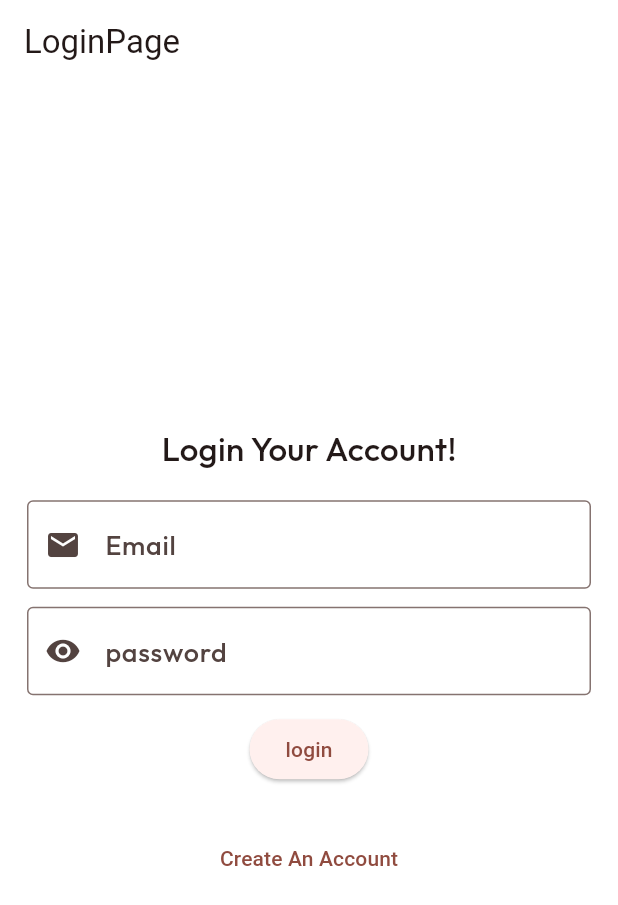
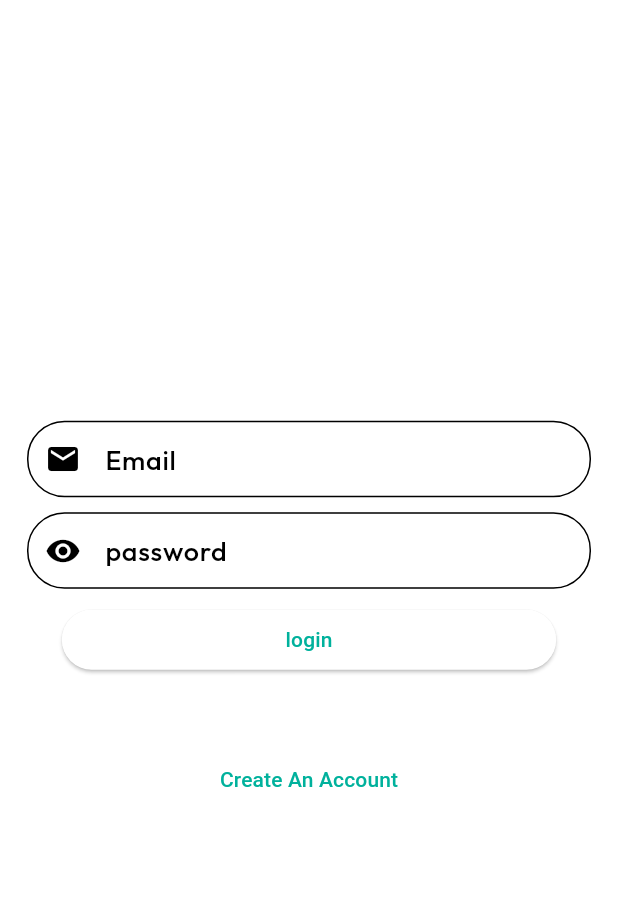
Before and after one commit to nareshved/one_chat_app, a Flutter app: the screen it shows after launch, on a phone screen of 412 x 824 dp. Shown: the top 905 px of the screen. Run offline on Flutter 3.47's test engine with Material 3 defaults, Android fonts, the phone set to English and light mode, and no system bars; our stand-ins replace animate_do, cloud_firestore, firebase_auth, firebase_core, flutter_bloc, flutter_screenutil and 1 more; accounts and stored records are empty.

Commit message:
login signup make ui fix and add dark theme later for

```diff
--- a/lib/domain/constants/app_themes/app_themes.dart
+++ b/lib/domain/constants/app_themes/app_themes.dart
@@ -2,53 +2,61 @@
 import 'package:one_chat_app/domain/constants/app_colors/app_colors.dart';
 
 var mlightTheme = ThemeData(
-  brightness: Brightness.light,
-  colorScheme: ColorScheme.fromSeed(
-    seedColor: primaryColor,
-    surface: Colors.white,
-    // primary: primaryColor,
+  useMaterial3: true,
+  colorScheme: ColorScheme.light(
+    brightness: Brightness.light,
+    primary: AppColors.lightPrimaryColor,
+    surface: AppColors.lightBgColorSurfaceColor,
+    secondaryContainer: AppColors.lightMsgBoxContainerColor,
   ),
-  useMaterial3: true,
   textTheme: const TextTheme(
     bodyLarge: TextStyle(
       fontFamily: "Outfit",
       fontSize: 18,
-      fontWeight: FontWeight.w600,
+      fontWeight: FontWeight.w500,
     ),
     bodyMedium: TextStyle(
-      fontFamily: "Outfit",
-      fontSize: 15,
-      fontWeight: FontWeight.w500,
-    ),
-    bodySmall: TextStyle(
       fontFamily: "Outfit",
       fontSize: 13,
       fontWeight: FontWeight.w400,
     ),
+    bodySmall: TextStyle(
+      fontFamily: "Outfit",
+      fontSize: 10,
+      fontWeight: FontWeight.w400,
+    ),
+  ),
+  dialogTheme: DialogThemeData(
+    backgroundColor: AppColors.lightPrimaryContainerColor,
   ),
 );
 
 // dark theme
 
 var mDarkTheme = ThemeData(
-  brightness: Brightness.dark,
+  useMaterial3: true,
+  fontFamily: "Outfit",
   colorScheme: const ColorScheme.dark(
-    primary: darkPrimaryColor,
+    brightness: Brightness.dark,
+    primary: AppColors.darkPrimaryColor,
+    surface: AppColors.darkbgSurfaceColor,
+    secondaryContainer: AppColors.darkChatMsgContainerContainerColor,
   ),
+  appBarTheme: AppBarTheme(backgroundColor: AppColors.darkAppBarColor),
   textTheme: const TextTheme(
     bodyLarge: TextStyle(
       fontFamily: "Outfit",
       fontSize: 18,
-      fontWeight: FontWeight.w600,
+      fontWeight: FontWeight.w500,
     ),
     bodyMedium: TextStyle(
       fontFamily: "Outfit",
-      fontSize: 15,
-      fontWeight: FontWeight.w500,
+      fontSize: 13,
+      fontWeight: FontWeight.w400,
     ),
     bodySmall: TextStyle(
       fontFamily: "Outfit",
-      fontSize: 13,
+      fontSize: 10,
       fontWeight: FontWeight.w400,
     ),
   ),
--- a/lib/repository/screens/auth/login_page.dart
+++ b/lib/repository/screens/auth/login_page.dart
@@ -21,25 +21,17 @@
 
   @override
   Widget build(BuildContext context) {
+    final isPage = MediaQuery.sizeOf(context);
     return Scaffold(
-      appBar: AppBar(
-        title: const Text("LoginPage"),
-      ),
       body: Form(
         key: mFormKey,
         child: Center(
             child: Padding(
           padding: const EdgeInsets.all(18.0),
           child: Column(
+            spacing: 10,
             mainAxisAlignment: MainAxisAlignment.center,
             children: [
-              const Text(
-                "Login Your Account!",
-                style: TextStyle(fontSize: 22),
-              ),
-              const SizedBox(
-                height: 19,
-              ),
               myTextField(
                 validator: (value) {
                   if (value!.isEmpty) {
@@ -51,10 +43,11 @@
                 hinttxt: "Enter Your email",
                 labelTxt: "Email",
                 preIcon: const Icon(Icons.email),
+                keyboardType: TextInputType.emailAddress,
               ),
-              const SizedBox(
-                height: 12,
-              ),
+              // const SizedBox(
+              //   height: 12,
+              // ),
               myTextField(
                 validator: (value) {
                   if (value!.isEmpty) {
@@ -66,10 +59,11 @@
                 hinttxt: "Enter Your password",
                 labelTxt: "password",
                 preIcon: const Icon(Icons.remove_red_eye),
+                keyboardType: TextInputType.visiblePassword,
               ),
-              const SizedBox(
-                height: 12,
-              ),
+              // const SizedBox(
+              //   height: 12,
+              // ),
               BlocConsumer<ChatBloc, ChatState>(
                 listener: (context, state) {
                   if (state is ChatErrorState) {
@@ -79,7 +73,9 @@
                 },
                 builder: (context, state) {
                   if (state is ChatLoadingState) {
-                    return ElevatedButton(
+                    return SizedBox(
+                      width: isPage.width * 0.8,
+                      child: ElevatedButton(
                           onPressed: () {},
                           child: const Row(
                             mainAxisAlignment: MainAxisAlignment.center,
@@ -90,10 +86,13 @@
                               ),
                               Text("Loading....."),
                             ],
-                        ));
+                          )),
+                    );
                   }
 
-                  return ElevatedButton(
+                  return SizedBox(
+                    width: isPage.width * 0.8,
+                    child: ElevatedButton(
                         onPressed: () {
                           if (mFormKey.currentState!.validate()) {
                             String email = emailController.text.toString();
@@ -108,17 +107,21 @@
                             }
                           }
                         },
-                      child: const Text("login"));
+                        child: const Text("login")),
+                  );
                 },
               ),
               const SizedBox(
                 height: 25,
               ),
-              TextButton(
+              SizedBox(
+                width: isPage.width * 0.8,
+                child: TextButton(
                     onPressed: () {
                       Navigator.pushNamed(context, AppRoutes.signUpScreen);
                     },
                     child: const Text("Create An Account")),
+              ),
             ],
           ),
         )),
--- a/lib/repository/screens/pages/contact_page.dart
+++ b/lib/repository/screens/pages/contact_page.dart
@@ -163,11 +163,6 @@
   }
 }
 
-
-
-
-
-
 // ListTile(
 //                       onTap: () => Navigator.push(
 //                           context,
--- a/lib/repository/widgets/text_feild/text_field.dart
+++ b/lib/repository/widgets/text_feild/text_field.dart
@@ -1,20 +1,35 @@
 import 'package:flutter/material.dart';
+import 'package:one_chat_app/domain/constants/app_colors/app_colors.dart';
 
 Widget myTextField(
     {required String hinttxt,
     Icon? preIcon,
     Widget? suffIcon,
     String? labelTxt,
+    required keyboardType,
     required TextEditingController mcrontroller,
+
     String? Function(String? value)? validator}) {
   return TextFormField(
+    keyboardType: keyboardType,
     validator: validator,
     controller: mcrontroller,
     decoration: InputDecoration(
+      contentPadding: const EdgeInsets.symmetric(
+        vertical: 12.0,
+        horizontal: 16.0,
+      ),
+      border: OutlineInputBorder(
+        borderRadius: BorderRadius.circular(25.0),
+        borderSide: BorderSide(color: Colors.grey[300]!),
+      ),
+      focusedBorder: OutlineInputBorder(
+        borderRadius: BorderRadius.circular(25.0),
+        borderSide: BorderSide(color: AppColors.lightPrimaryColor),
+      ),
       label: Text(labelTxt!),
       prefixIcon: preIcon,
       suffixIcon: suffIcon,
-      border: const OutlineInputBorder(),
       hintText: hinttxt,
     ),
   );
```
Also changed, not shown: lib/data/theme_provider/theme_provider.dart (added, +39 -0 lines), lib/domain/constants/app_colors/app_colors.dart (+35 -3 lines), lib/main.dart (+22 -9 lines), lib/repository/screens/auth/signup_page.dart (+36 -28 lines), lib/repository/screens/home/settings/settings.dart (+9 -1 lines), lib/repository/screens/pages/chat_page.dart (+3 -7 lines), pubspec.lock. Lines whose indentation alone changed are shown as unchanged.
